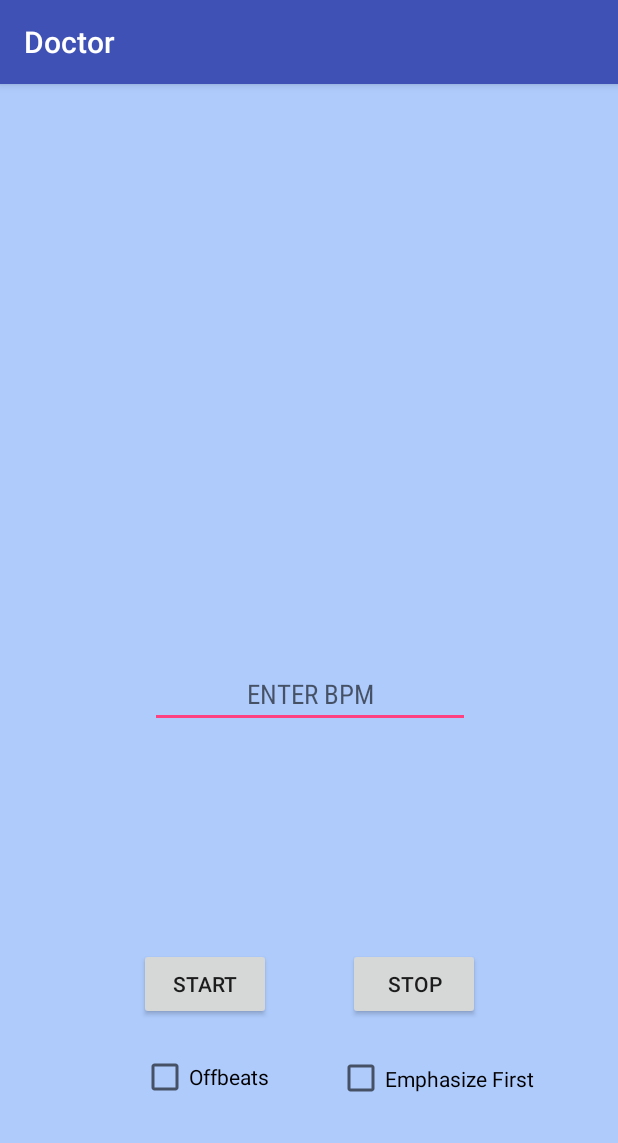
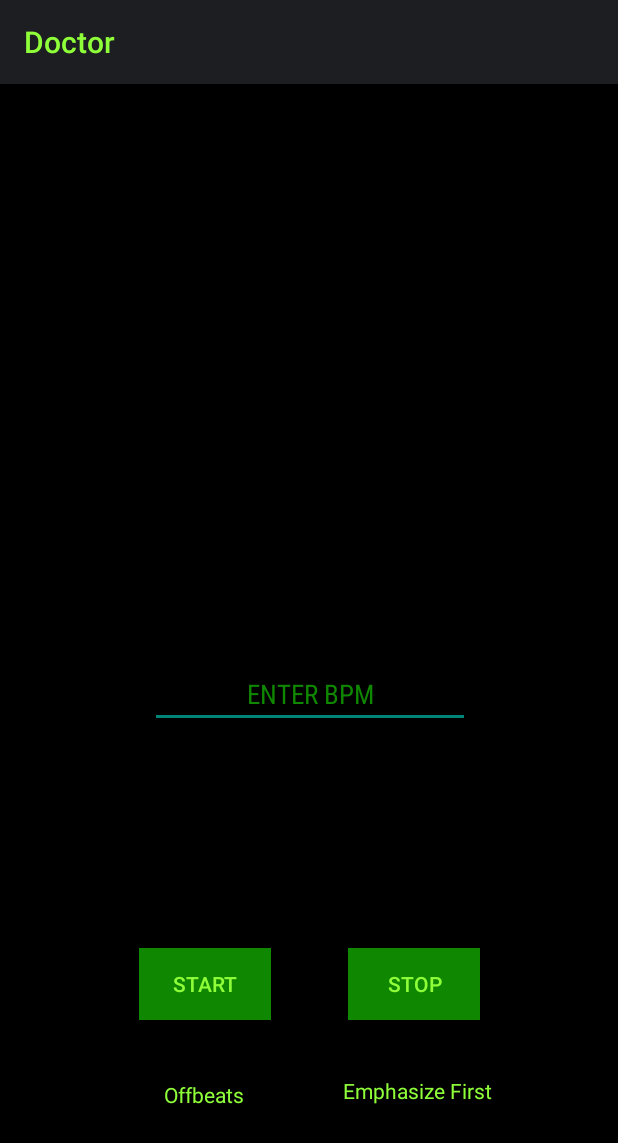
Before and after one commit to evanliu2/Doctor, an Android app: the screen it shows after launch (MainActivity), on a phone screen of 412 x 824 dp. Shown: the top 1143 px of the screen. Run offline under Robolectric (Android 15) with nearby library versions, the phone set to English and light mode, and no system bars.

Commit message:
Changed AppTheme Fixed Invisible Hints

```diff
--- a/app/src/main/AndroidManifest.xml
+++ b/app/src/main/AndroidManifest.xml
@@ -16,6 +16,7 @@
                 <category android:name="android.intent.category.LAUNCHER" />
             </intent-filter>
         </activity>
+
     </application>
 
 </manifest>
--- a/app/src/main/java/com/example/doctor/MainActivity.java
+++ b/app/src/main/java/com/example/doctor/MainActivity.java
@@ -1,5 +1,8 @@
 package com.example.doctor;
 
+import android.app.ActionBar;
+import android.graphics.Color;
+import android.graphics.drawable.ColorDrawable;
 import android.media.AudioManager;
 import android.media.MediaPlayer;
 import android.media.SoundPool;
@@ -94,8 +97,6 @@ public class MainActivity extends AppCompatActivity {
 
                             }
 
-
-                            //Add efirst for non-offbeat toggle
                             else if (offbeats.isChecked() == false) {
 
                                 if(count == 1 && efirst.isChecked())
--- a/app/src/main/res/layout/activity_main.xml
+++ b/app/src/main/res/layout/activity_main.xml
@@ -4,7 +4,7 @@
     xmlns:tools="http://schemas.android.com/tools"
     android:layout_width="match_parent"
     android:layout_height="match_parent"
-    android:background="@color/lightblue"
+    android:background="@color/black"
     tools:context=".MainActivity">
 
     <Button
@@ -13,6 +13,8 @@
         android:layout_height="wrap_content"
         android:layout_marginBottom="144dp"
         android:text="Stop"
+        android:textColor="@color/lightgreen"
+        android:background="@color/darkgreen"
         app:layout_constraintBottom_toBottomOf="parent"
         app:layout_constraintEnd_toEndOf="parent"
         app:layout_constraintHorizontal_bias="0.716"
@@ -28,6 +30,7 @@
         android:inputType="number"
         android:textAlignment="center"
         android:typeface="serif"
+        android:textColor="@color/lightgreen"
         app:layout_constraintBottom_toBottomOf="parent"
         app:layout_constraintEnd_toEndOf="parent"
         app:layout_constraintHorizontal_bias="0.502"
@@ -41,6 +44,8 @@
         android:layout_height="wrap_content"
         android:layout_marginBottom="144dp"
         android:text="Start"
+        android:background="@color/darkgreen"
+        android:textColor="@color/lightgreen"
         app:layout_constraintBottom_toBottomOf="parent"
         app:layout_constraintEnd_toEndOf="parent"
         app:layout_constraintHorizontal_bias="0.287"
@@ -50,11 +55,11 @@
         android:id="@+id/textView_main_beatnum"
         android:layout_width="338dp"
         android:layout_height="207dp"
-        android:layout_marginTop="8dp"
+        android:layout_marginTop="40dp"
         android:textAlignment="center"
+        android:textColor="@color/lightgreen"
         android:textSize="160sp"
         app:layout_constraintEnd_toEndOf="parent"
-        app:layout_constraintHorizontal_bias="0.5"
         app:layout_constraintStart_toStartOf="parent"
         app:layout_constraintTop_toTopOf="parent"
         tools:text="1" />
@@ -63,20 +68,22 @@
         android:id="@+id/checkBox_main_offbeats"
         android:layout_width="wrap_content"
         android:layout_height="36dp"
-        android:layout_marginBottom="88dp"
+        android:layout_marginBottom="76dp"
         android:text="Offbeats"
+        android:textColor="@color/lightgreen"
         app:layout_constraintBottom_toBottomOf="parent"
         app:layout_constraintEnd_toEndOf="parent"
-        app:layout_constraintHorizontal_bias="0.287"
+        app:layout_constraintHorizontal_bias="0.236"
         app:layout_constraintStart_toStartOf="parent" />
 
     <CheckBox
         android:id="@+id/checkBox_main_efirst"
         android:layout_width="wrap_content"
         android:layout_height="34dp"
-        android:layout_marginBottom="88dp"
-        android:layout_marginEnd="56dp"
+        android:layout_marginBottom="80dp"
+        android:layout_marginEnd="84dp"
         android:text="Emphasize First"
+        android:textColor="@color/lightgreen"
         app:layout_constraintBottom_toBottomOf="parent"
         app:layout_constraintEnd_toEndOf="parent" />
 
--- /dev/null
+++ b/app/src/main/res/layout/mytitle.xml
@@ -0,0 +1,9 @@
+<?xml version="1.0" encoding="utf-8"?>
+<TextView
+    xmlns:android="http://schemas.android.com/apk/res/android"
+    android:id="@+id/myTitle"
+    android:text="This is my new title"
+    android:layout_width="fill_parent"
+    android:layout_height="fill_parent"
+    android:textColor="@color/lightgreen"
+    />
--- a/app/src/main/res/values/strings.xml
+++ b/app/src/main/res/values/strings.xml
@@ -1,4 +1,9 @@
 <resources>
     <string name="app_name">Doctor</string>
     <color name="lightblue">#aecbfc</color>
+    <color name="black">#000000</color>
+    <color name="lightgreen">#8fff3a</color>
+    <color name="darkgreen">#0f8700</color>
+    <color name="darkgray">#27292d</color>
+    <color name="darkestgray">#1c1e21</color>
 </resources>
--- a/app/src/main/res/values/styles.xml
+++ b/app/src/main/res/values/styles.xml
@@ -1,11 +1,21 @@
 <resources>
 
     <!-- Base application theme. -->
-    <style name="AppTheme" parent="Theme.AppCompat.Light.DarkActionBar">
-        <!-- Customize your theme here. -->
-        <item name="colorPrimary">@color/colorPrimary</item>
-        <item name="colorPrimaryDark">@color/colorPrimaryDark</item>
-        <item name="colorAccent">@color/colorAccent</item>
+
+    <style name="AppTheme" parent="Theme.AppCompat.Light">
+        <!-- This is the styling for action bar -->
+        <item name="actionBarStyle">@style/MyActionBar</item>
+        <item name="android:textColorHint">@color/darkgreen</item>
+    </style>
+
+    <style name="MyActionBar" parent="@style/Widget.AppCompat.Light.ActionBar.Solid.Inverse">
+        <item name="background">@color/darkestgray</item>
+        <item name="titleTextStyle">@style/MyActionBarTitle</item>
+
+    </style>
+
+    <style name="MyActionBarTitle" parent="@style/TextAppearance.AppCompat.Widget.ActionBar.Title">
+        <item name="android:textColor">@color/lightgreen</item>
     </style>
 
 </resources>
```
